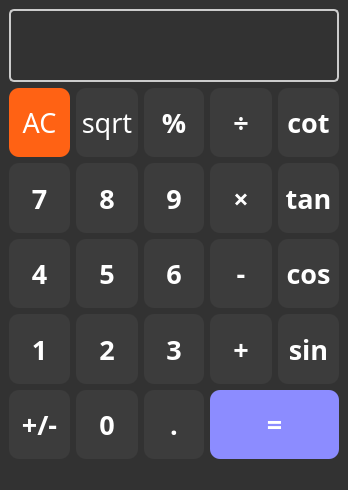
The window that calculator/mainwindow.ui (SinaHosseini/Qt) describes before a commit, drawn with Qt 5.
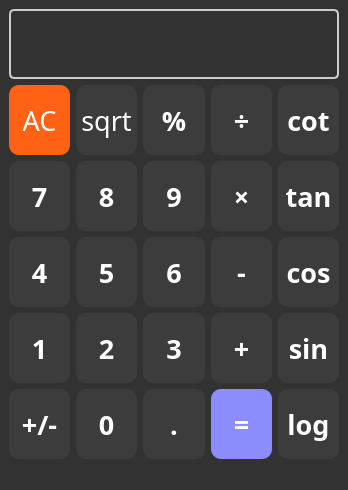
The same window after the commit. Icons and pictures are not drawn.

Diff of the .ui file:
```diff
--- a/calculator/mainwindow.ui
+++ b/calculator/mainwindow.ui
@@ -690,37 +690,6 @@
       </property>
      </widget>
     </item>
-    <item row="5" column="3" colspan="2">
-     <widget class="QPushButton" name="btn_result">
-      <property name="enabled">
-       <bool>true</bool>
-      </property>
-      <property name="sizePolicy">
-       <sizepolicy hsizetype="Preferred" vsizetype="Preferred">
-        <horstretch>0</horstretch>
-        <verstretch>0</verstretch>
-       </sizepolicy>
-      </property>
-      <property name="font">
-       <font>
-        <family>Perpetua</family>
-        <pointsize>20</pointsize>
-        <italic>false</italic>
-        <bold>true</bold>
-       </font>
-      </property>
-      <property name="styleSheet">
-       <string notr="true">background-color: rgb(140, 140, 255);
-color: rgb(255, 255, 255);
-font: 700 20pt &quot;Perpetua&quot;;
-border-radius: 10px;
-</string>
-      </property>
-      <property name="text">
-       <string>=</string>
-      </property>
-     </widget>
-    </item>
     <item row="0" column="0" colspan="5">
      <widget class="QLineEdit" name="line_edit">
       <property name="sizePolicy">
@@ -732,7 +701,7 @@
       <property name="font">
        <font>
         <family>Perpetua</family>
-        <pointsize>36</pointsize>
+        <pointsize>30</pointsize>
         <italic>false</italic>
         <bold>false</bold>
        </font>
@@ -792,6 +761,67 @@
       </property>
      </widget>
     </item>
+    <item row="5" column="3">
+     <widget class="QPushButton" name="btn_result">
+      <property name="enabled">
+       <bool>true</bool>
+      </property>
+      <property name="sizePolicy">
+       <sizepolicy hsizetype="Preferred" vsizetype="Preferred">
+        <horstretch>0</horstretch>
+        <verstretch>0</verstretch>
+       </sizepolicy>
+      </property>
+      <property name="font">
+       <font>
+        <family>Perpetua</family>
+        <pointsize>20</pointsize>
+        <italic>false</italic>
+        <bold>true</bold>
+       </font>
+      </property>
+      <property name="styleSheet">
+       <string notr="true">background-color: rgb(140, 140, 255);
+color: rgb(255, 255, 255);
+font: 700 20pt &quot;Perpetua&quot;;
+border-radius: 10px;
+</string>
+      </property>
+      <property name="text">
+       <string>=</string>
+      </property>
+     </widget>
+    </item>
+    <item row="5" column="4">
+     <widget class="QPushButton" name="btn_log">
+      <property name="enabled">
+       <bool>true</bool>
+      </property>
+      <property name="sizePolicy">
+       <sizepolicy hsizetype="Preferred" vsizetype="Preferred">
+        <horstretch>0</horstretch>
+        <verstretch>0</verstretch>
+       </sizepolicy>
+      </property>
+      <property name="font">
+       <font>
+        <family>Perpetua</family>
+        <pointsize>20</pointsize>
+        <italic>false</italic>
+        <bold>true</bold>
+       </font>
+      </property>
+      <property name="styleSheet">
+       <string notr="true">background-color: rgb(60, 60, 60);
+color: rgb(255, 255, 255);
+font: 700 20pt &quot;Perpetua&quot;;
+border-radius: 10px;</string>
+      </property>
+      <property name="text">
+       <string>log</string>
+      </property>
+     </widget>
+    </item>
    </layout>
   </widget>
   <widget class="QStatusBar" name="statusbar"/>
```
Left out of the diff: 2 changed lines with no effect on the pictures.
